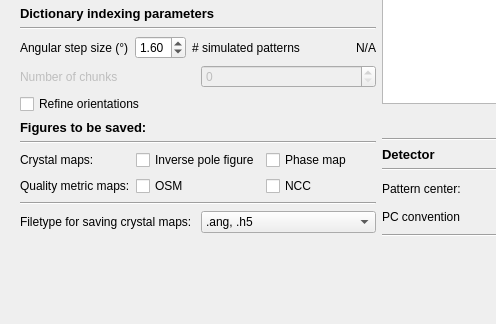
Before: the Qt Designer form ui/di_setup.ui in EBSP-Indexer/EBSP-Indexer, drawn with Qt 5; both pictures show x 0 to 496 and y 177 to 501 of the 950 by 501 pixel window.
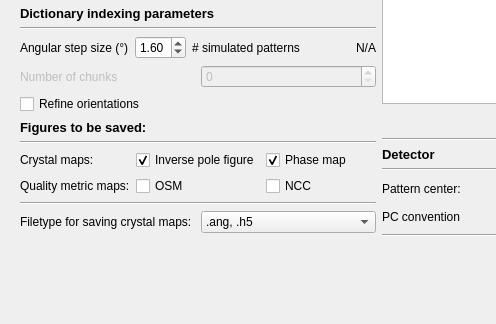
After: the same form once the commit is applied.

Diff of the .ui file:
```diff
--- a/ui/di_setup.ui
+++ b/ui/di_setup.ui
@@ -654,6 +654,9 @@
               <property name="text">
                <string>Phase map</string>
               </property>
+              <property name="checked">
+               <bool>true</bool>
+              </property>
              </widget>
             </item>
             <item row="0" column="0">
@@ -677,6 +680,9 @@
               <property name="text">
                <string>Inverse pole figure</string>
               </property>
+              <property name="checked">
+               <bool>true</bool>
+              </property>
              </widget>
             </item>
            </layout>
```
Left out of the diff: 5 changed lines with no effect on the pictures.
